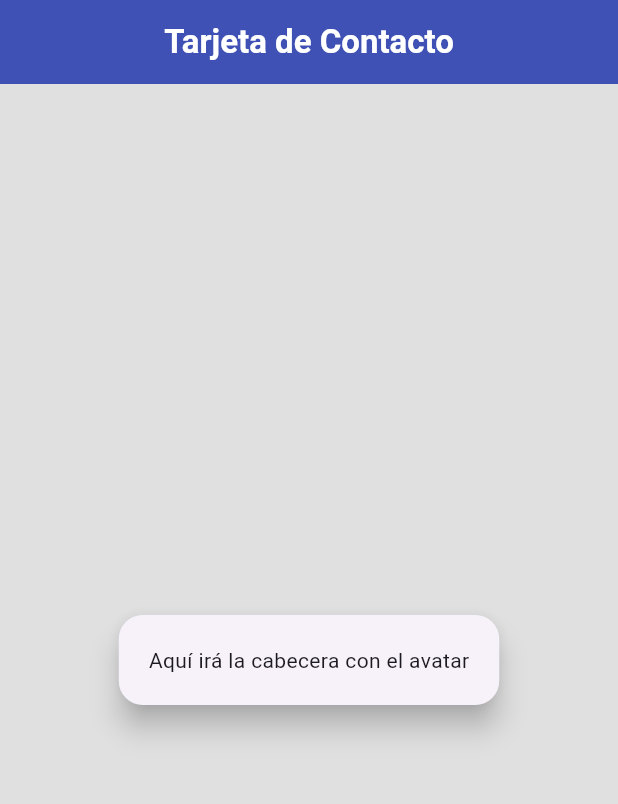
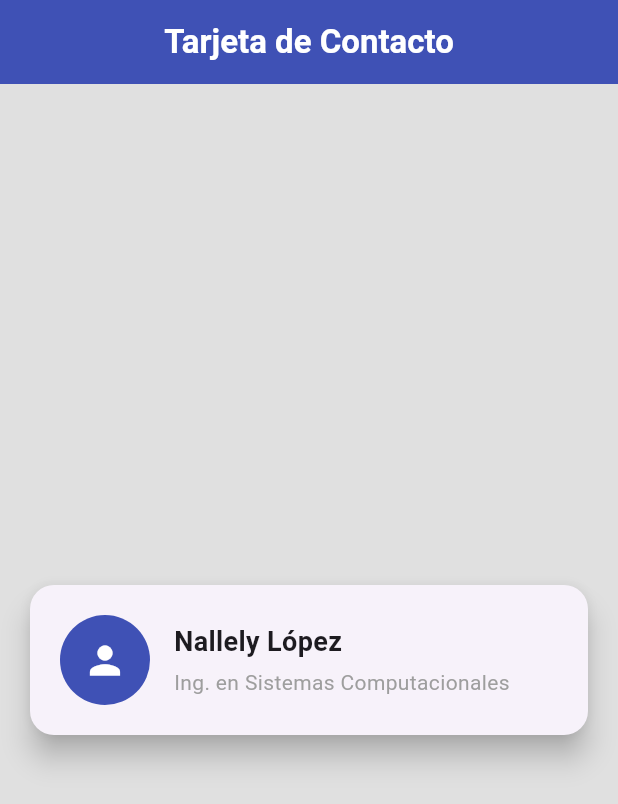
Before and after one commit to nallely-lopez/Dev_Aplication_Proyect1, a Flutter app: the screen it shows after launch, on a phone screen of 412 x 824 dp. Shown: the top 804 px of the screen. Run offline on Flutter 3.47's test engine with Material 3 defaults, Android fonts, the phone set to English and light mode, and no system bars.

Commit message:
Se actualizó el archivo practica_2.dart en el cual agregamos el hijo Column con sus respectivos hijos CircleAvatar y SizedBox

```diff
--- a/lib/practica_2.dart
+++ b/lib/practica_2.dart
@@ -31,7 +31,41 @@ class PantallaPerfil extends StatelessWidget {
                child: Column(
                   mainAxisSize: MainAxisSize.min, // La tarjeta solo ocupa el alto que necesita
                   children: [
-                    Text('Aquí irá la cabecera con el avatar'),
+                    Row (
+                      children: [
+                        const CircleAvatar(
+                          radius: 30, // Radio del avatar
+                          backgroundColor: Colors.indigo, // Color de fondo del avatar
+                          child: Icon(
+                            Icons.person,
+                            size: 30,
+                            color: Colors.white
+                          ), // Icono dentro del avatar
+                        ),
+
+                        const SizedBox (width: 16,),
+                        Column(
+                          crossAxisAlignment: CrossAxisAlignment.start, // Alineación de los elementos de la columna al inicio
+                          children: const[
+                            Text(
+                              'Nallely López',
+                                style: TextStyle(
+                                fontSize: 18,
+                                fontWeight: FontWeight.bold,
+                              ),
+                            ),
+                            SizedBox(height: 4), // Espacio entre el nombre y el correo
+                            Text(
+                              'Ing. en Sistemas Computacionales',
+                              style: TextStyle(
+                                fontSize: 14,
+                                color: Colors.grey,
+                              ),
+                            ),
+                          ]
+                        )
+                      ],
+                    )
                   ],
                ),
             ),
```
